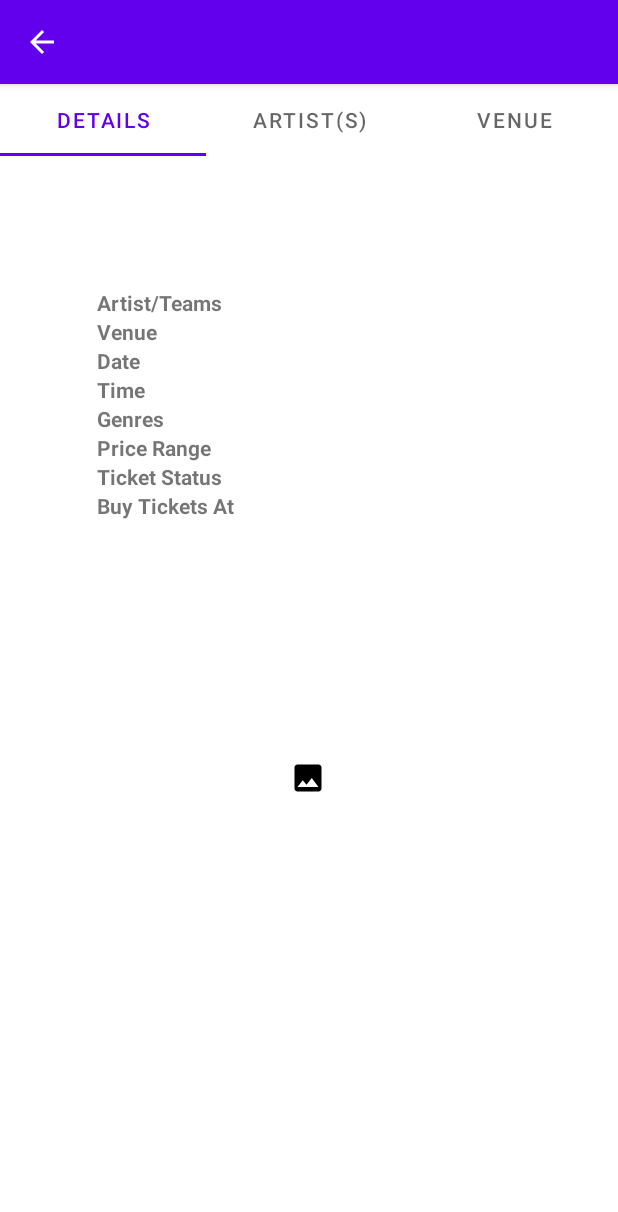
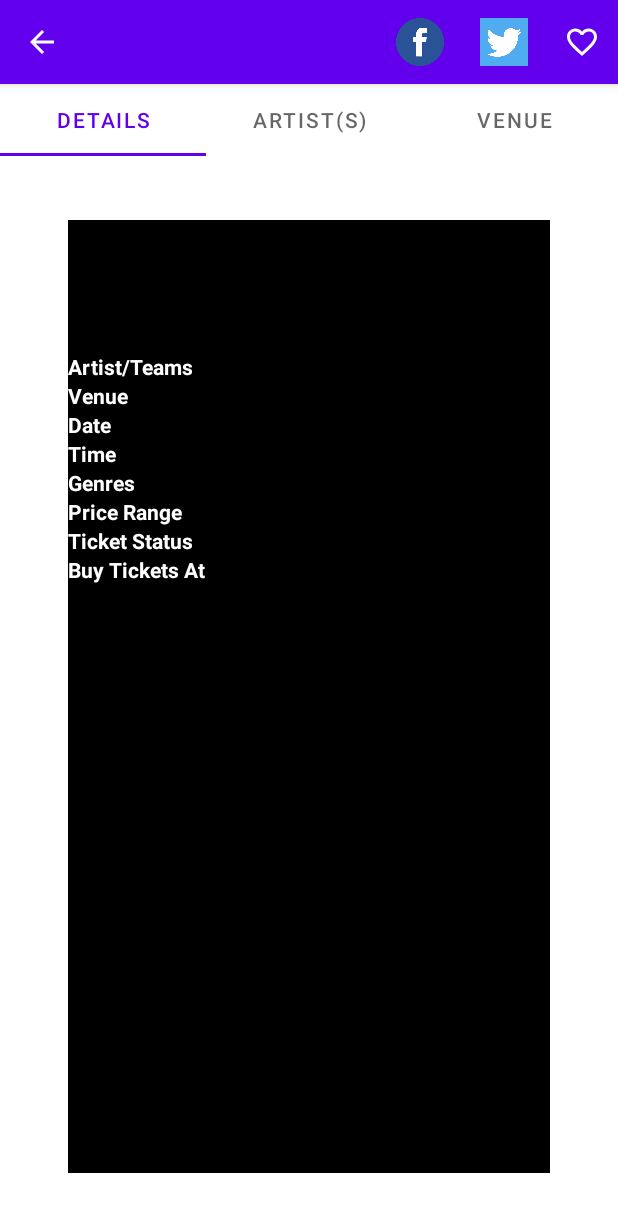
Before and after one commit to songruwa/TicketMasterApp, an Android app: the DetailsOfEvent screen opened directly, with no data from a screen before it, on a phone screen of 412 x 824 dp. Shown: the top 1212 px of the screen. Run offline under Robolectric (Android 15) with nearby library versions, the phone set to English and light mode, and no system bars; our stand-ins replace Picasso, Volley; network calls fail; pictures from the network do not load.

Commit message:
facebook, twitter, favorite icons added to action bar

```diff
--- a/app/src/main/AndroidManifest.xml
+++ b/app/src/main/AndroidManifest.xml
@@ -28,7 +28,8 @@
         </activity>
         <activity
             android:name=".MainActivity"
-            android:exported="true">
+            android:exported="true"
+            android:theme="@style/AppTheme.SplashScreen">
             <intent-filter>
                 <action android:name="android.intent.action.MAIN" />
 
--- a/app/src/main/java/com/example/myapplication/MainActivity.java
+++ b/app/src/main/java/com/example/myapplication/MainActivity.java
@@ -29,6 +29,7 @@ public class MainActivity extends AppCompatActivity implements selectListener{
     protected void onCreate(Bundle savedInstanceState) {
 
         super.onCreate(savedInstanceState);
+        setTheme(R.style.AppTheme);
         setContentView(R.layout.activity_main);
 
         tabLayout = findViewById(R.id.tab_layout);
--- /dev/null
+++ b/app/src/main/res/drawable/splash_screen_background.xml
@@ -0,0 +1,11 @@
+<?xml version="1.0" encoding="utf-8"?>
+<layer-list xmlns:android="http://schemas.android.com/apk/res/android">
+    <item>
+        <color android:color="@color/white"/>
+    </item>
+    <item>
+        <bitmap
+            android:src="@drawable/logo"
+            android:gravity="center"/>
+    </item>
+</layer-list>
--- a/app/src/main/res/layout/fragment_details_card.xml
+++ b/app/src/main/res/layout/fragment_details_card.xml
@@ -6,12 +6,22 @@
     android:layout_height="match_parent"
     tools:context=".fragments.details_card">
 
+    <LinearLayout
+        android:layout_width="321dp"
+        android:layout_height="635dp"
+        android:background="#000000"
+        android:orientation="vertical"
+        app:layout_constraintBottom_toBottomOf="parent"
+        app:layout_constraintEnd_toEndOf="parent"
+        app:layout_constraintStart_toStartOf="parent"
+        app:layout_constraintTop_toTopOf="parent">
 
         <GridLayout
             android:id="@+id/detailsGridLayout"
             android:layout_width="283dp"
             android:layout_height="267dp"
             android:layout_marginTop="88dp"
+            android:background="@color/black"
             app:columnCount="2"
             app:layout_constraintEnd_toEndOf="parent"
             app:layout_constraintStart_toStartOf="parent"
@@ -27,6 +37,7 @@
                 android:layout_row="0"
                 android:layout_column="0"
                 android:text="Artist/Teams"
+                android:textColor="@color/white"
                 android:textStyle="bold" />
 
             <TextView
@@ -34,7 +45,8 @@
                 android:layout_width="wrap_content"
                 android:layout_height="wrap_content"
                 android:layout_row="0"
-            android:layout_column="1" />
+                android:layout_column="1"
+                android:textColor="@color/green" />
 
             <TextView
                 android:id="@+id/venueLabelTextView"
@@ -43,6 +55,7 @@
                 android:layout_row="1"
                 android:layout_column="0"
                 android:text="Venue"
+                android:textColor="@color/white"
                 android:textStyle="bold" />
 
             <TextView
@@ -50,7 +63,8 @@
                 android:layout_width="wrap_content"
                 android:layout_height="wrap_content"
                 android:layout_row="1"
-            android:layout_column="1" />
+                android:layout_column="1"
+                android:textColor="@color/green" />
 
             <TextView
                 android:id="@+id/dateLabelTextView"
@@ -59,6 +73,7 @@
                 android:layout_row="2"
                 android:layout_column="0"
                 android:text="Date"
+                android:textColor="@color/white"
                 android:textStyle="bold" />
 
             <TextView
@@ -66,7 +81,8 @@
                 android:layout_width="wrap_content"
                 android:layout_height="wrap_content"
                 android:layout_row="2"
-            android:layout_column="1" />
+                android:layout_column="1"
+                android:textColor="@color/green" />
 
             <TextView
                 android:id="@+id/timeLabelTextView"
@@ -75,6 +91,7 @@
                 android:layout_row="3"
                 android:layout_column="0"
                 android:text="Time"
+                android:textColor="@color/white"
                 android:textStyle="bold" />
 
             <TextView
@@ -82,7 +99,8 @@
                 android:layout_width="wrap_content"
                 android:layout_height="wrap_content"
                 android:layout_row="3"
-            android:layout_column="1" />
+                android:layout_column="1"
+                android:textColor="@color/green" />
 
             <TextView
                 android:id="@+id/genresLabelTextView"
@@ -91,6 +109,7 @@
                 android:layout_row="4"
                 android:layout_column="0"
                 android:text="Genres"
+                android:textColor="@color/white"
                 android:textStyle="bold" />
 
             <TextView
@@ -98,7 +117,8 @@
                 android:layout_width="wrap_content"
                 android:layout_height="wrap_content"
                 android:layout_row="4"
-            android:layout_column="1" />
+                android:layout_column="1"
+                android:textColor="@color/green" />
 
             <TextView
                 android:id="@+id/priceRangeLabelTextView"
@@ -107,6 +127,7 @@
                 android:layout_row="5"
                 android:layout_column="0"
                 android:text="Price Range"
+                android:textColor="@color/white"
                 android:textStyle="bold" />
 
             <TextView
@@ -114,7 +135,8 @@
                 android:layout_width="wrap_content"
                 android:layout_height="wrap_content"
                 android:layout_row="5"
-            android:layout_column="1" />
+                android:layout_column="1"
+                android:textColor="@color/green" />
 
             <TextView
                 android:id="@+id/ticketStatusLabelTextView"
@@ -123,6 +145,7 @@
                 android:layout_row="6"
                 android:layout_column="0"
                 android:text="Ticket Status"
+                android:textColor="@color/white"
                 android:textStyle="bold" />
 
             <TextView
@@ -130,7 +153,8 @@
                 android:layout_width="wrap_content"
                 android:layout_height="wrap_content"
                 android:layout_row="6"
-            android:layout_column="1" />
+                android:layout_column="1"
+                android:textColor="@color/white" />
 
             <TextView
                 android:id="@+id/buyTicketAtLabelTextView"
@@ -139,6 +163,7 @@
                 android:layout_row="7"
                 android:layout_column="0"
                 android:text="Buy Tickets At"
+                android:textColor="@color/white"
                 android:textStyle="bold" />
 
             <TextView
@@ -146,7 +171,11 @@
                 android:layout_width="wrap_content"
                 android:layout_height="wrap_content"
                 android:layout_row="7"
-            android:layout_column="1" />
+                android:layout_column="1"
+                android:textColor="@color/green"
+                android:ellipsize="end"
+                android:maxLines="1"
+                android:scrollHorizontally="true" />
 
         </GridLayout>
 
@@ -162,5 +191,7 @@
             app:layout_constraintTop_toBottomOf="@+id/detailsGridLayout"
             app:layout_constraintVertical_bias="0.139" />
 
+    </LinearLayout>
+
 
 </androidx.constraintlayout.widget.ConstraintLayout>
--- a/app/src/main/res/layout/fragment_search.xml
+++ b/app/src/main/res/layout/fragment_search.xml
@@ -18,7 +18,8 @@
         app:layout_constraintBottom_toBottomOf="parent"
         app:layout_constraintEnd_toEndOf="parent"
         app:layout_constraintStart_toStartOf="parent"
-        app:layout_constraintTop_toTopOf="parent">
+        app:layout_constraintTop_toTopOf="parent"
+        android:background="@color/black">
 
         <TextView
             android:id="@+id/KEYWORD"
@@ -91,7 +92,7 @@
                 android:layout_height="match_parent"
                 android:layout_weight="0.5"
                 android:text="Auto-Detect"
-                android:textColor="#D3D3D3"
+                android:textColor="@color/white"
                 android:textSize="10sp" />
         </LinearLayout>
 
--- /dev/null
+++ b/app/src/main/res/menu/menu_details_of_event.xml
@@ -0,0 +1,19 @@
+<?xml version="1.0" encoding="utf-8"?>
+<menu xmlns:android="http://schemas.android.com/apk/res/android"
+    xmlns:app="http://schemas.android.com/apk/res-auto">
+    <item
+        android:id="@+id/action_facebook"
+        android:icon="@drawable/facebook"
+        android:title="Share on Facebook"
+        app:showAsAction="always" />
+    <item
+        android:id="@+id/action_twitter"
+        android:icon="@drawable/twitter"
+        android:title="Share on Twitter"
+        app:showAsAction="always" />
+    <item
+        android:id="@+id/action_favorite"
+        android:icon="@drawable/ic_baseline_favorite_border_24"
+        android:title="Favorite"
+        app:showAsAction="always" />
+</menu>
--- a/app/src/main/res/values/colors.xml
+++ b/app/src/main/res/values/colors.xml
@@ -9,4 +9,7 @@
     <color name="white">#FFFFFFFF</color>
     <color name="green">#00FF00</color>
     <color name="orange">#ffa500</color>
+    <color name="colorPrimary">#FF6200EE</color>
+    <color name="colorPrimaryDark">#FF3700B3</color>
+    <color name="colorAccent">#FF03DAC5</color>
 </resources>
--- /dev/null
+++ b/app/src/main/res/values/styles.xml
@@ -0,0 +1,17 @@
+<?xml version="1.0" encoding="utf-8"?>
+<resources>
+    <!-- Base application theme. -->
+    <style name="AppTheme" parent="Theme.AppCompat.Light.DarkActionBar">
+        <!-- Customize your theme here. -->
+        <item name="colorPrimary">@color/colorPrimary</item>
+        <item name="colorPrimaryDark">@color/colorPrimaryDark</item>
+        <item name="colorAccent">@color/colorAccent</item>
+    </style>
+
+    <!-- Splash screen theme. -->
+    <style name="AppTheme.SplashScreen" parent="Theme.AppCompat.Light.NoActionBar">
+        <item name="android:windowBackground">@drawable/splash_screen_background</item>
+        <item name="android:windowNoTitle">true</item>
+        <item name="android:windowFullscreen">true</item>
+    </style>
+</resources>
```
Also changed, not shown: app/src/main/java/com/example/myapplication/DetailsOfEvent.java (+40 -1 lines), app/src/main/java/com/example/myapplication/fragments/Search.java (+0 -25 lines), app/src/main/res/layout/fragment_venue_card.xml (+25 -12 lines), app/src/main/res/drawable/facebook.png (added), app/src/main/res/drawable/logo.png (added), app/src/main/res/drawable/twitter.png (added). Lines whose indentation alone changed are shown as unchanged.
